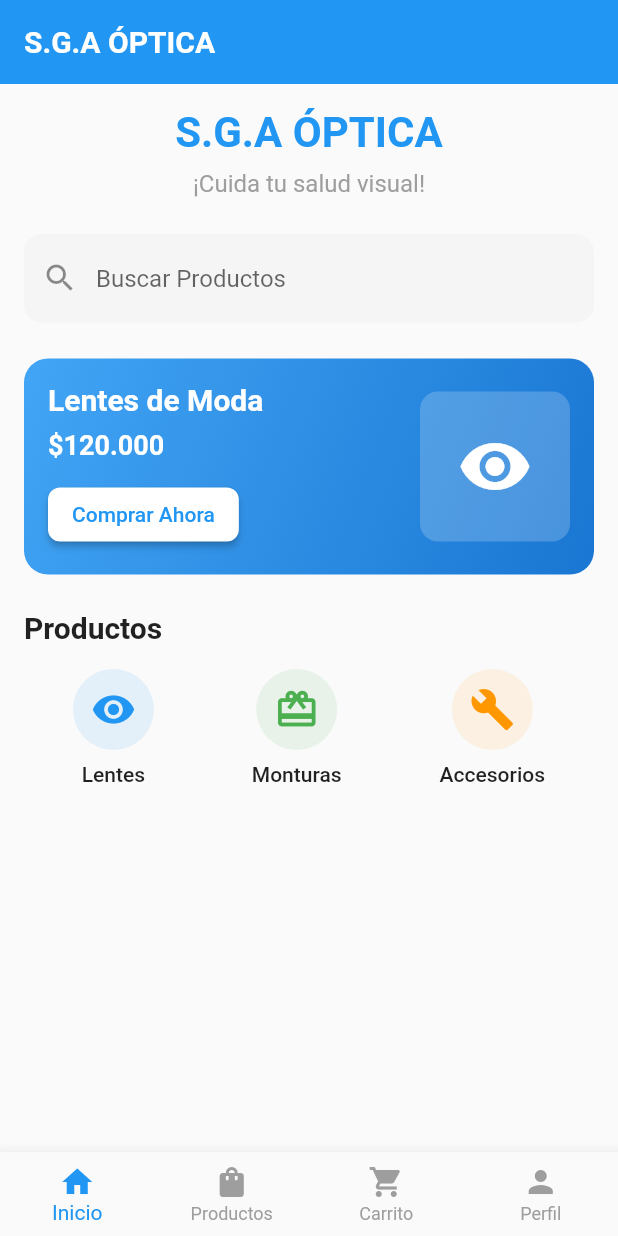
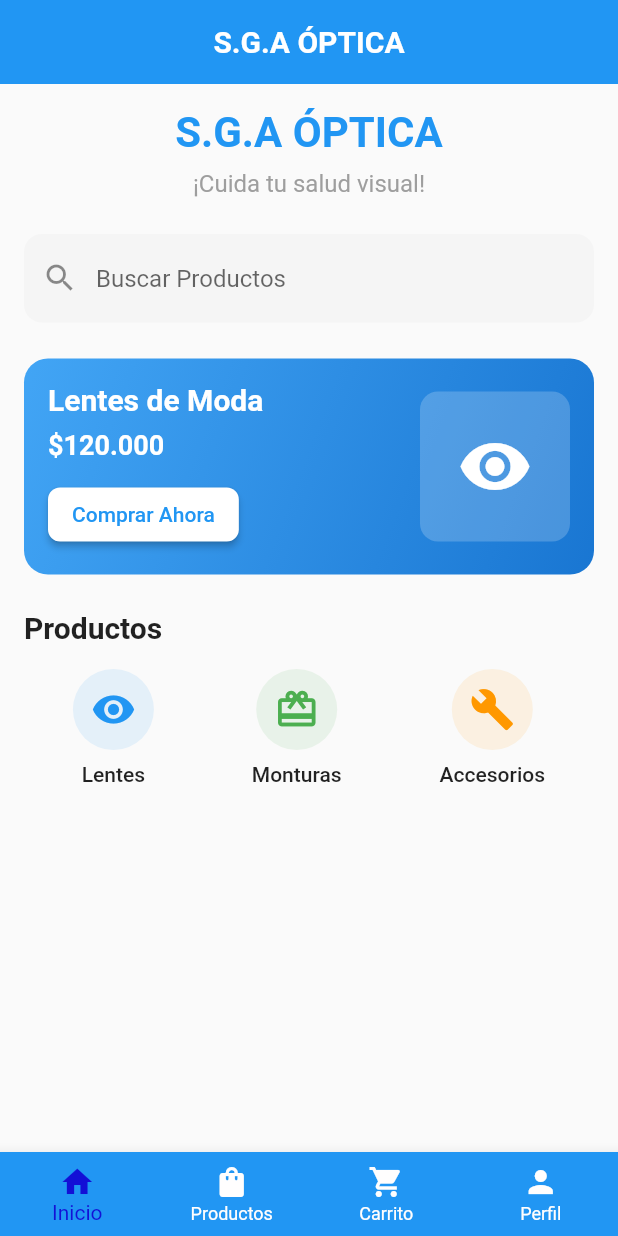
Before and after one commit to sebitaxsz/ProyectoMovilFlutterDart, a Flutter app: the MainScreen screen opened by its route, on a phone screen of 412 x 824 dp. Run offline on Flutter 3.47's test engine with Material 3 defaults, Android fonts, the phone set to English and light mode, and no system bars; our stand-ins replace shared_preferences; accounts and stored records are empty.

Commit message:
Cambio en colores y centrar titulos

```diff
--- a/sga_optica_mobile/lib/views/main_screen.dart
+++ b/sga_optica_mobile/lib/views/main_screen.dart
@@ -47,14 +47,16 @@ class MainScreenState extends State<MainScreen> {
         foregroundColor: Colors.white,
         elevation: 0,
         automaticallyImplyLeading: false,
+        centerTitle: true,  // CENTRAR TITULOS
       ),
       body: _screens[_selectedIndex],
       bottomNavigationBar: BottomNavigationBar(
         type: BottomNavigationBarType.fixed,
         currentIndex: _selectedIndex,
         onTap: onItemTapped,
-        selectedItemColor: Colors.blue,
-        unselectedItemColor: Colors.grey,
+        selectedItemColor: const Color.fromARGB(255, 19, 16, 214),
+        unselectedItemColor: const Color.fromARGB(255, 255, 254, 254),
+        backgroundColor: Colors.blue,
         items: const [
           BottomNavigationBarItem(
             icon: Icon(Icons.home),
```
